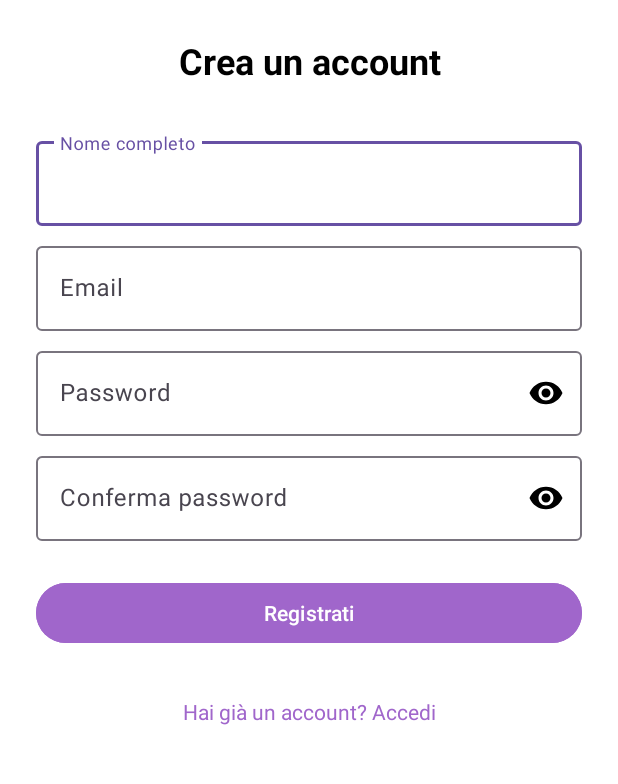
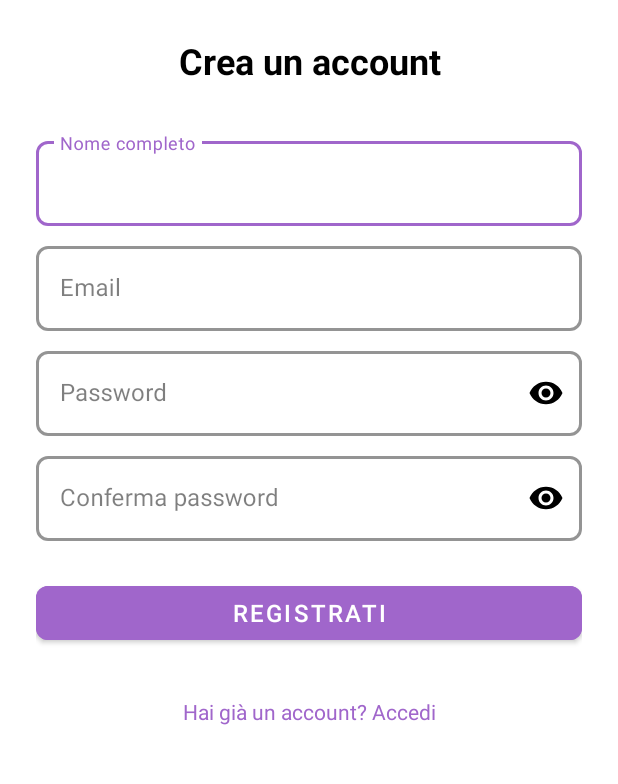
Before and after one commit to Valeferr/shieldus-app, an Android app: the RegisterActivity screen opened directly, with no data from a screen before it, on a phone screen of 412 x 824 dp, the part 186-970 px from its top. Run offline under Robolectric (Android 15) with nearby library versions, the phone set to English and light mode, and no system bars.

Commit message:
Added themes and icons

```diff
--- a/app/src/main/res/values/themes.xml
+++ b/app/src/main/res/values/themes.xml
@@ -1,9 +1,47 @@
 <resources xmlns:tools="http://schemas.android.com/tools">
-    <!-- Base application theme. -->
-    <style name="Base.Theme.ShieldUs" parent="Theme.Material3.DayNight.NoActionBar">
-        <!-- Customize your light theme here. -->
-        <!-- <item name="colorPrimary">@color/my_light_primary</item> -->
+    <style name="Theme.ShieldUs" parent="Theme.MaterialComponents.DayNight.NoActionBar">
+        <item name="colorPrimary">@color/primary_purple</item>
+        <item name="colorPrimaryVariant">#8A4EBF</item>  <!-- Versione più scura del viola -->
+        <item name="colorOnPrimary">@color/white</item>
+
+        <item name="colorSecondary">@color/primary_blue_light</item>
+        <item name="colorSecondaryVariant">@color/primary_blue_lighter</item>
+        <item name="colorOnSecondary">@color/black</item>
+
+        <item name="android:windowBackground">@color/background</item>
+        <item name="android:statusBarColor">@color/primary_purple</item>
+        <item name="android:navigationBarColor">@color/white</item>
+
+        <item name="android:textColor">@color/text_primary</item>
+        <item name="android:textColorSecondary">@color/text_secondary</item>
+
+        <item name="materialButtonStyle">@style/Widget.ShieldUs.Button</item>
+        <item name="textInputStyle">@style/Widget.ShieldUs.TextInputLayout</item>
     </style>
 
-    <style name="Theme.ShieldUs" parent="Base.Theme.ShieldUs" />
+    <style name="Widget.ShieldUs.Button" parent="Widget.MaterialComponents.Button">
+        <item name="backgroundTint">@color/primary_purple</item>
+        <item name="android:textColor">@color/white</item>
+        <item name="cornerRadius">8dp</item>
+        <item name="android:textSize">16sp</item>
+    </style>
+
+    <style name="Widget.ShieldUs.TextInputLayout" parent="Widget.MaterialComponents.TextInputLayout.OutlinedBox">
+        <item name="boxStrokeColor">@color/primary_purple</item>
+        <item name="hintTextColor">@color/primary_purple</item>
+        <item name="android:textColorHint">@color/text_secondary</item>
+
+        <item name="boxStrokeErrorColor">@color/error</item>
+        <item name="boxStrokeWidth">2dp</item>
+        <item name="boxStrokeWidthFocused">2dp</item>
+
+        <item name="android:textColor">@color/black</item>
+
+        <item name="boxCornerRadiusTopStart">8dp</item>
+        <item name="boxCornerRadiusTopEnd">8dp</item>
+        <item name="boxCornerRadiusBottomEnd">8dp</item>
+        <item name="boxCornerRadiusBottomStart">8dp</item>
+
+        <item name="boxBackgroundColor">@color/white</item>
+    </style>
 </resources>
```
Also changed, not shown: app/src/main/java/com/example/shieldus/WelcomeActivity.java (added, +23 -0 lines), app/src/main/res/drawable/ic_warning.xml (added, +9 -0 lines), app/src/main/res/layout/item_home.xml (added, +31 -0 lines).
